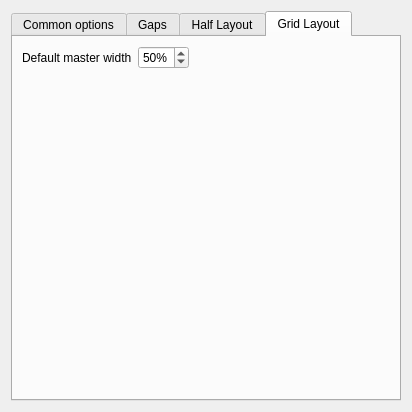
This is contents/ui/config.ui in kwin-scripts/kwin-tiling as Qt 5 draws it before an edit. The edited form follows.
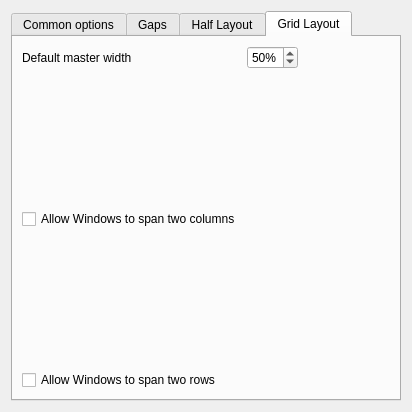
This is the edited form. The open tabs and pages were chosen to show the change.

Commit message: added option to enable colspan and rowspan in gridlayout changed the way slave tiles are indexed in grid layout

What changed in the file:
```diff
--- a/contents/ui/config.ui
+++ b/contents/ui/config.ui
@@ -396,6 +396,20 @@
          </property>
         </widget>
        </item>
+       <item row="1" column="0">
+        <widget class="QCheckBox" name="kcfg_gridLayoutColSpan">
+         <property name="text">
+          <string>Allow Windows to span two columns</string>
+         </property>
+        </widget>
+       </item>
+       <item row="2" column="0">
+        <widget class="QCheckBox" name="kcfg_gridLayoutRowSpan">
+         <property name="text">
+          <string>Allow Windows to span two rows</string>
+         </property>
+        </widget>
+       </item>
       </layout>
      </widget>
     </widget>
```
Left out of the diff: 2 changed lines with no effect on the pictures. The commit also changes 3 other files.
